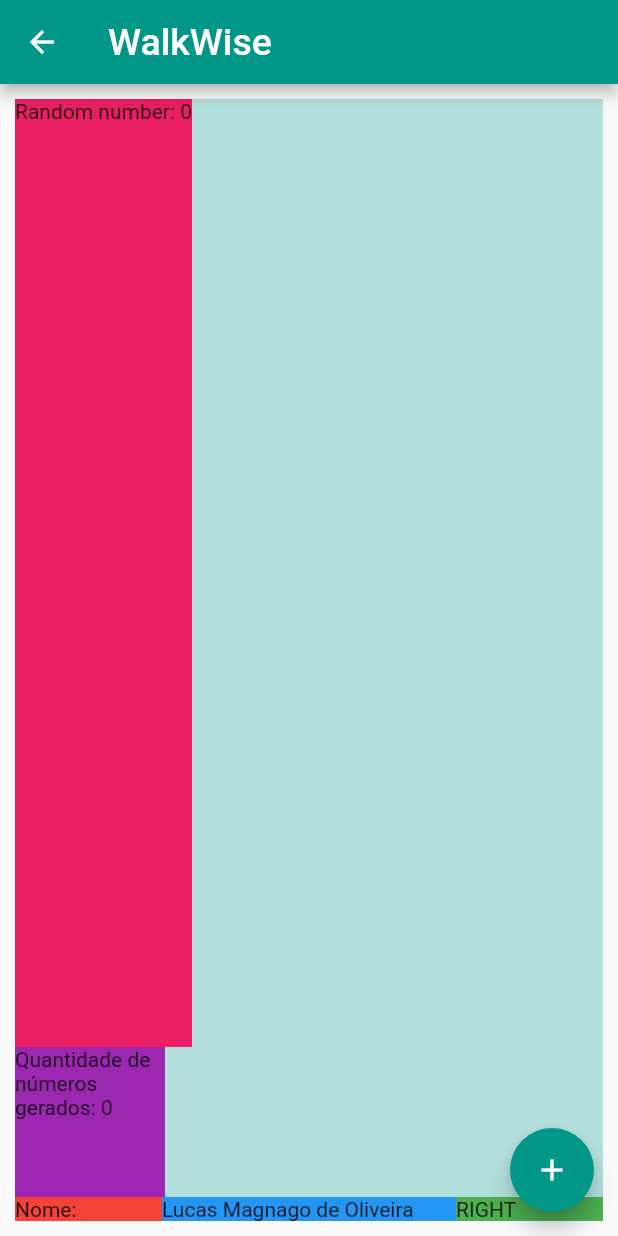
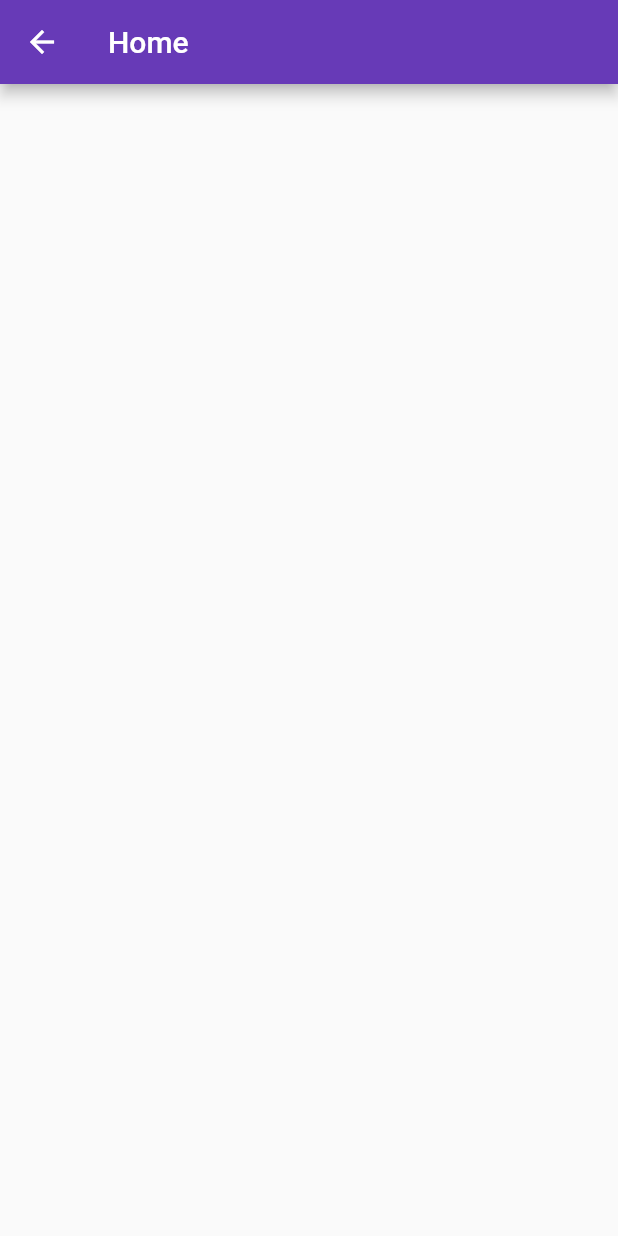
Before and after one commit to LucasMagnago/first-app-flutter, a Flutter app: the HomePage screen opened directly, on a phone screen of 412 x 824 dp. Run offline on Flutter 3.47's test engine with Material 2 defaults, Android fonts, the phone set to English and light mode, and no system bars; our stand-ins replace google_fonts; network calls fail.

```diff
--- a/lib/pages/home.dart
+++ b/lib/pages/home.dart
@@ -1,4 +1,3 @@
-import 'package:first_app_flutter/service/number_generator.dart';
 import 'package:flutter/material.dart';
 
 class HomePage extends StatefulWidget {
@@ -9,77 +8,11 @@ class HomePage extends StatefulWidget {
 }
 
 class _HomePageState extends State<HomePage> {
-  int contNumbers = 0;
-  int randomNumber = 0;
-
   @override
   Widget build(BuildContext context) {
     return Scaffold(
       appBar: AppBar(
-        title: const Text(
-          'WalkWise',
-          style: TextStyle(
-            fontSize: 25,
-          ),
-        ),
-      ),
-      body: Container(
-        width: double.infinity,
-        margin: const EdgeInsets.fromLTRB(10, 10, 10, 10),
-        color: Colors.teal[100],
-        child: Column(
-          mainAxisAlignment: MainAxisAlignment.start,
-          crossAxisAlignment: CrossAxisAlignment.start,
-          children: [
-            Expanded(
-              child: Container(
-                color: Colors.pink,
-                child: Text('Random number: $randomNumber'),
-              ),
-            ),
-            SizedBox(
-              width: 100,
-              height: 100,
-              child: Container(
-                color: Colors.purple,
-                child: Text('Quantidade de números gerados: $contNumbers'),
-              ),
-            ),
-            Row(
-              children: [
-                Expanded(
-                  flex: 1,
-                  child: Container(
-                    color: Colors.red,
-                    child: Text('Nome: '),
-                  ),
-                ),
-                Expanded(
-                  flex: 2,
-                  child: Container(
-                    color: Colors.blue,
-                    child: Text('Lucas Magnago de Oliveira'),
-                  ),
-                ),
-                Expanded(
-                  child: Container(
-                    color: Colors.green,
-                    child: Text('RIGHT'),
-                  ),
-                ),
-              ],
-            ),
-          ],
-        ),
-      ),
-      floatingActionButton: FloatingActionButton(
-        child: const Icon(Icons.add),
-        onPressed: () {
-          setState(() {
-            randomNumber = NumberGenerator.numberGenerator(10000);
-            contNumbers += 1;
-          });
-        },
+        title: const Text('Home'),
       ),
     );
   }
--- a/lib/pages/my_app.dart
+++ b/lib/pages/my_app.dart
@@ -1,14 +1,14 @@
 import 'package:first_app_flutter/pages/login.dart';
 import 'package:flutter/material.dart';
 import 'package:google_fonts/google_fonts.dart';
-import 'home.dart';
 
 class MyApp extends StatelessWidget {
+  @override
   Widget build(BuildContext context) {
     return MaterialApp(
       home: const LoginPage(),
       theme: ThemeData(
-        primarySwatch: Colors.teal,
+        primarySwatch: Colors.deepPurple,
         textTheme: GoogleFonts.aDLaMDisplayTextTheme(),
       ),
     );
```
Also changed, not shown: lib/pages/login.dart (+27 -5 lines).
